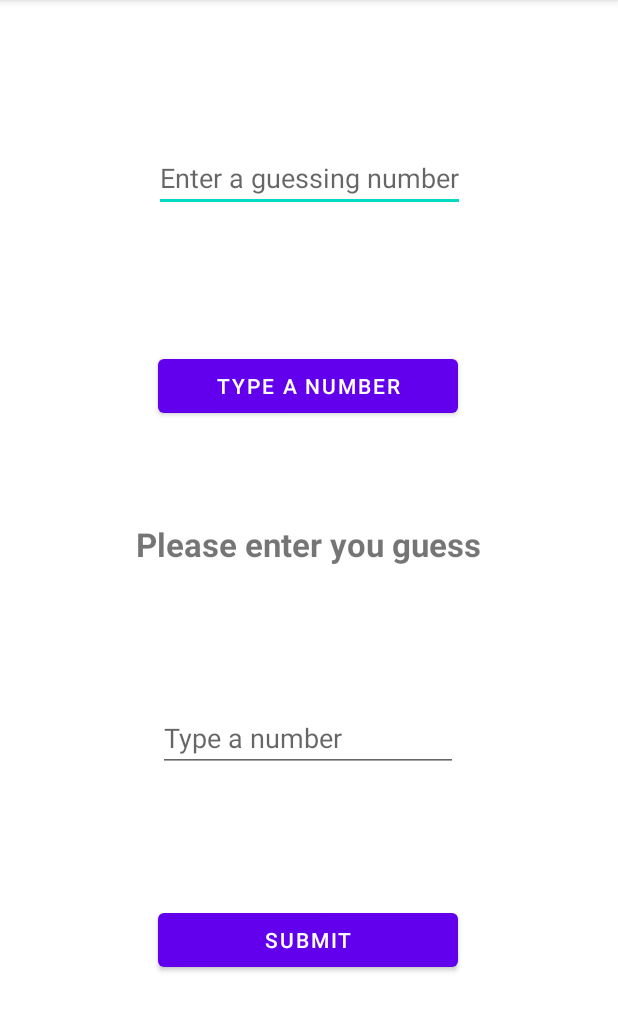
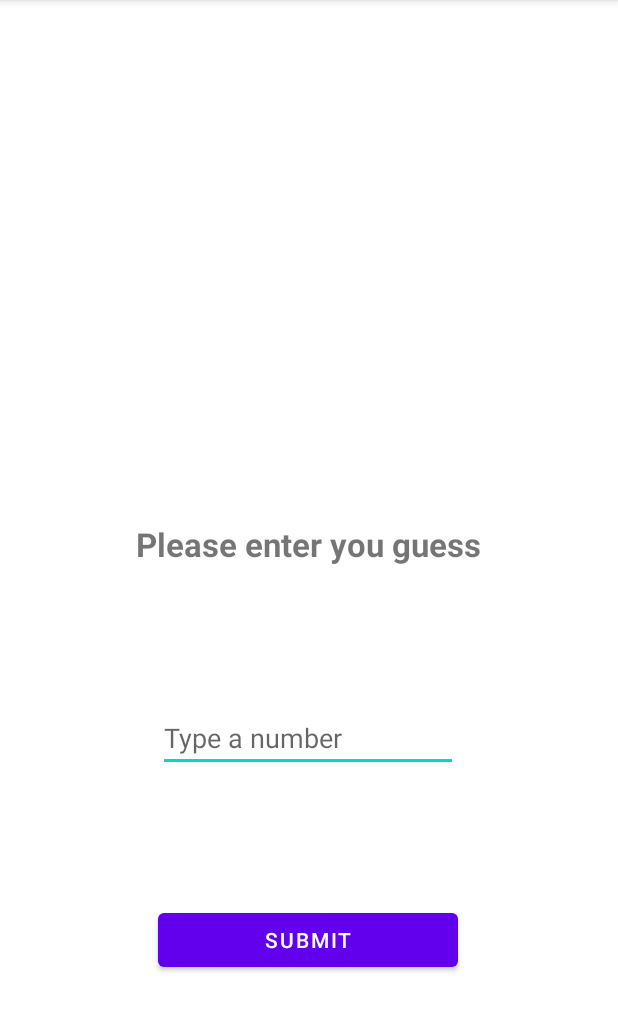
Before and after one commit to BewareShips/kotlin-task-3.3, an Android app: the screen it shows after launch (MainActivity), after a tap on "TYPE A NUMBER", on a phone screen of 412 x 824 dp, the part 84-1116 px from its top. Run offline under Robolectric (Android 15) with nearby library versions, the phone set to English and light mode, and no system bars; 1 statement that could not run was skipped.

Commit message:
set visible and invisible guessing block

```diff
--- a/app/src/main/java/com/example/guessnumber/MainActivity.kt
+++ b/app/src/main/java/com/example/guessnumber/MainActivity.kt
@@ -1,13 +1,16 @@
 package com.example.guessnumber
 
 import android.content.Context
-import androidx.appcompat.app.AppCompatActivity
 import android.os.Bundle
+import android.util.Log
+import android.view.View
 import android.view.WindowManager.LayoutParams.*
 import android.view.inputmethod.InputMethodManager
 import android.widget.Button
 import android.widget.EditText
 import android.widget.TextView
+import androidx.appcompat.app.AppCompatActivity
+import java.lang.Exception
 
 
 class MainActivity : AppCompatActivity() {
@@ -34,16 +37,20 @@ class MainActivity : AppCompatActivity() {
 
 
 
+        textView.text = "Please enter you guess"
 
-        textView.text = "Please enter you guess"
+        try {
 
             guessBtn.setOnClickListener {
                 guessNumber = guessInputNumber.text.toString().toInt()
                 guessInputNumber.text.clear()
+                guessInputNumber.visibility = View.GONE
+                guessBtn.visibility = View.GONE
+
                 closeKeyboard()
-        }
 
                 validateBtn.setOnClickListener {
+
                     val number: Int = editText.text.toString().toInt()
                     if(number < guessNumber){
                         textView.text = "You number is higher"
@@ -53,18 +60,25 @@ class MainActivity : AppCompatActivity() {
                         editText.text.clear()
                     }else{
                         textView.text = "You was right"
+                        guessInputNumber.visibility = View.VISIBLE
+                        guessBtn.visibility = View.VISIBLE
                     }
                     closeKeyboard()
                 }
-
+            }
+        }catch ( ex:Exception){
+            println(ex.message)
+        }
     }
 
     private fun closeKeyboard() {
-        val view = this.currentFocus;
+        val view = this.currentFocus
         if (view != null) {
             val hideMe =  getSystemService(Context.INPUT_METHOD_SERVICE) as InputMethodManager
             hideMe.hideSoftInputFromWindow(view.windowToken,0)
         }
         window.setSoftInputMode(SOFT_INPUT_STATE_ALWAYS_HIDDEN)
     }
+
+
 }
--- a/app/src/main/res/layout/activity_main.xml
+++ b/app/src/main/res/layout/activity_main.xml
@@ -15,6 +15,7 @@
         android:layout_marginTop="96dp"
         android:layout_marginEnd="100dp"
         android:hint="Enter a guessing number"
+        android:inputType="number"
         app:layout_constraintEnd_toEndOf="parent"
         app:layout_constraintHorizontal_bias="0.505"
         app:layout_constraintStart_toStartOf="parent"
```
Lines whose indentation alone changed are shown as unchanged.
